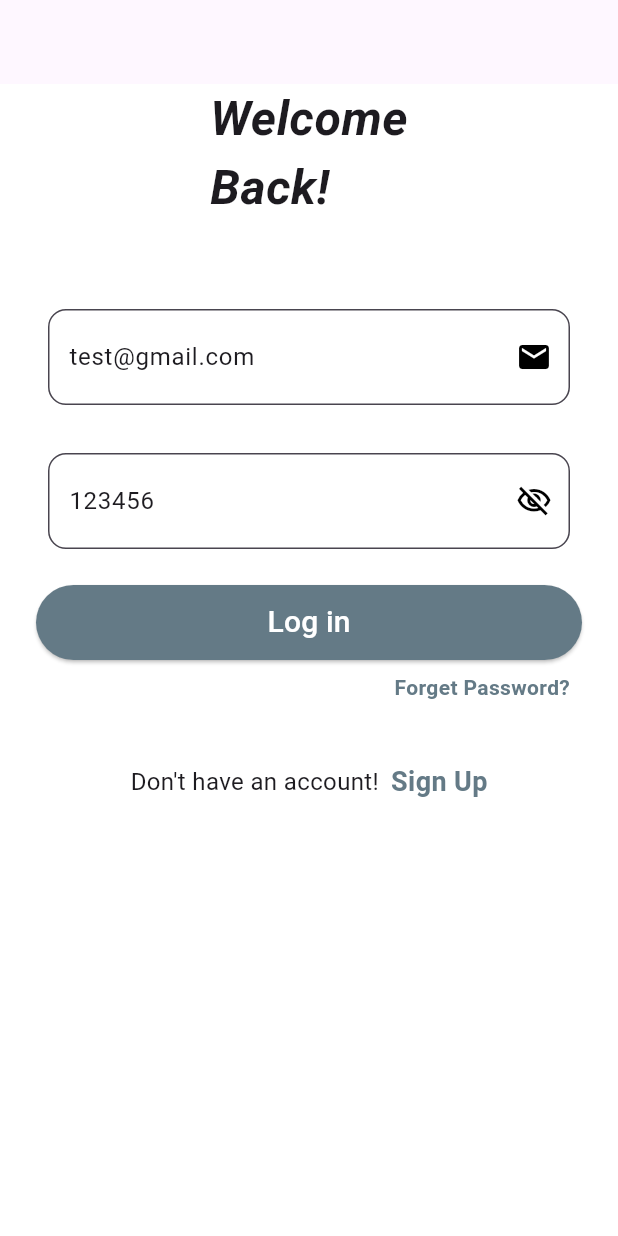
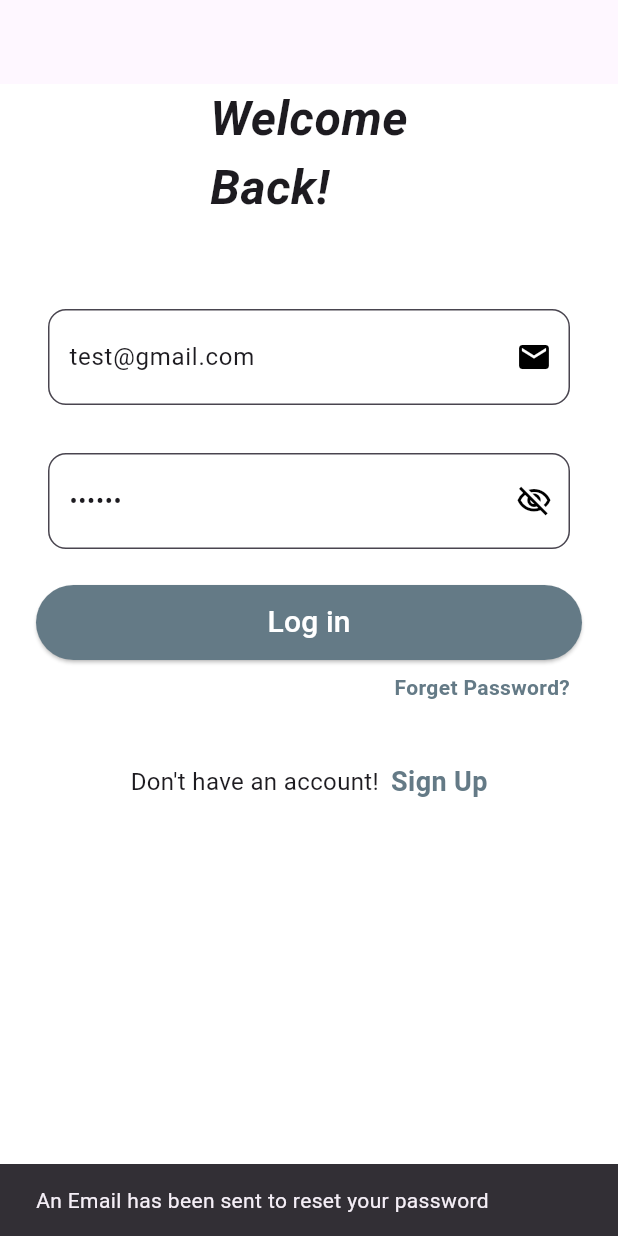
Before and after one commit to kashpour/TaskManagmentBloc, a Flutter app: the screen it shows after launch, after a tap on "Forget Password?", on a phone screen of 412 x 824 dp. Run offline on Flutter 3.47's test engine with Material 3 defaults, Android fonts, the phone set to English and light mode, and no system bars; our stand-ins replace bloc, firebase_auth, firebase_core, flutter_bloc; accounts and stored records are empty; network calls fail.

Commit message:
adding FailureSate and managing obscure pass commit

```diff
--- a/lib/data/repositories/auth_repo.dart
+++ b/lib/data/repositories/auth_repo.dart
@@ -1,5 +1,3 @@
-import 'dart:developer';
-
 import 'package:firebase_auth/firebase_auth.dart';
 
 abstract class AuthRepo {
@@ -22,17 +20,25 @@ class DevAuthRepo implements AuthRepo {
   @override
   Future<UserCredential> signupWithEmailAndPassword(
       String email, String password) async {
+    try {
       final authResult = await _auth.createUserWithEmailAndPassword(
           email: email, password: password);
       return authResult;
+    } on FirebaseAuthException catch (e) {
+      throw Exception(_getFirebaseAuthErrorMessage(e));
+    }
   }
 
   @override
   Future<UserCredential> lgoinWithEmailAndPassword(
       String email, String password) async {
+    try {
       final authResult = await _auth.signInWithEmailAndPassword(
           email: email, password: password);
       return authResult;
+    } on FirebaseAuthException catch (e) {
+      throw Exception(_getFirebaseAuthErrorMessage(e));
+    }
   }
 
   @override
@@ -40,7 +46,24 @@ class DevAuthRepo implements AuthRepo {
     try {
       await _auth.sendPasswordResetEmail(email: email);
     } on FirebaseAuthException catch (e) {
-      log(e.toString());
+      throw Exception(_getFirebaseAuthErrorMessage(e));
+    }
+  }
+
+  String _getFirebaseAuthErrorMessage(FirebaseAuthException e) {
+    switch (e.code) {
+      case 'email-already-in-use':
+        return 'This email is already in use. Please try another email.';
+      case 'invalid-email':
+        return 'The email address is not valid.';
+      case 'operation-not-allowed':
+        return 'Email and password signups are not enabled.';
+      case 'weak-password':
+        return 'The password is too weak. Please use a stronger password.';
+      case 'user-disabled':
+        return 'This user account has been disabled.';
+      default:
+        return 'An unknown error occurred. Please try again later.';
     }
   }
 }
--- a/lib/features/auth/bloc/auth_bloc.dart
+++ b/lib/features/auth/bloc/auth_bloc.dart
@@ -18,11 +18,13 @@ class AuthBloc extends Bloc<AuthEvent, AuthState> {
         _authForgetPasswordButtonPressedEvent);
 
     on<AuthSignupButtonPressedEvent>(_authSignupButtonPressedEvent);
+    on<AuthPasswordRevealIconButtonPressedEvent>(
+        _authPasswordRevealIconButtonPressedEvent);
   }
   FutureOr<void> _authInitialEvent(event, Emitter<AuthState> emit) async {
     emit(AuthInitialState());
     await Future.delayed(const Duration(seconds: 2));
-    emit(AuthLoadingState());
+    emit(AuthLoadedSuccessState());
   }
 
   FutureOr<void> _authNavigateToLoginPressedEvent(
@@ -37,21 +39,33 @@ class AuthBloc extends Bloc<AuthEvent, AuthState> {
 
   FutureOr<void> _authLoginButtonPressedEvent(
       AuthLoginButtonPressedEvent event, Emitter<AuthState> emit) async {
+    try {
       await authRepo.lgoinWithEmailAndPassword(event.email, event.password);
       emit(AuthLoadingState());
       emit(AuthLoginState());
+    } catch (e) {
+      emit(AuthLoadedFailureSate(failureMessage: e.toString()));
     }
-
-  FutureOr<void> _authForgetPasswordButtonPressedEvent(
-      AuthForgetPasswordButtonPressedEvent event,
-      Emitter<AuthState> emit) async {
-    await authRepo.forgetUserPassword(event.email);
-    // TODo make a state for forgetPassword to be able to show the snack bar
   }
 
   FutureOr<void> _authSignupButtonPressedEvent(
       AuthSignupButtonPressedEvent event, Emitter<AuthState> emit) async {
+    try {
       await authRepo.signupWithEmailAndPassword(event.email, event.password);
       emit(AuthSignupState());
+    } catch (e) {
+      emit(AuthLoadedFailureSate(failureMessage: e.toString()));
     }
   }
+
+  FutureOr<void> _authForgetPasswordButtonPressedEvent(
+      AuthForgetPasswordButtonPressedEvent event, Emitter<AuthState> emit) {
+    authRepo.forgetUserPassword(event.email);
+    emit(AuthForgetPasswordState());
+  }
+
+  FutureOr<void> _authPasswordRevealIconButtonPressedEvent(
+      AuthPasswordRevealIconButtonPressedEvent event, Emitter<AuthState> emit) {
+    emit(AuthPasswordRevealState(isObscure: !event.isObscure));
+  }
+}
--- a/lib/features/auth/bloc/auth_state.dart
+++ b/lib/features/auth/bloc/auth_state.dart
@@ -3,22 +3,35 @@ part of 'auth_bloc.dart';
 @immutable
 sealed class AuthState {}
 
+//Initial States
 final class AuthInitialState extends AuthState {}
 
 final class AuthLoadingState extends AuthState {}
 
-final class AuthLoadedSuccessState extends AuthState {
-  final bool isObscure;
+final class AuthLoadedSuccessState extends AuthState {}
 
-  AuthLoadedSuccessState({required this.isObscure});
+final class AuthLoadedFailureSate extends AuthState {
+  final String failureMessage;
+
+  AuthLoadedFailureSate({required this.failureMessage});
 }
 
-final class AuthLoadedFailureSate extends AuthState {}
-
+//Navigation States
 final class AuthNavigateToSignupState extends AuthState {}
 
 final class AuthNavigateToLoginState extends AuthState {}
 
+//Login SignUp Sates
 final class AuthSignupState extends AuthState {}
 
 final class AuthLoginState extends AuthState {}
+
+//Actions State
+
+final class AuthPasswordRevealState extends AuthState {
+  final bool isObscure;
+
+  AuthPasswordRevealState({required this.isObscure});
+}
+
+final class AuthForgetPasswordState extends AuthState {}
--- a/lib/features/auth/view/auth_view.dart
+++ b/lib/features/auth/view/auth_view.dart
@@ -23,7 +23,7 @@ class _AuthViewState extends State<AuthView> {
   Widget build(BuildContext context) {
     return BlocConsumer<AuthBloc, AuthState>(
       listener: (context, state) {
-        if (state is AuthLoadingState) {
+        if (state is AuthLoadedSuccessState) {
           Navigator.push(
               context,
               MaterialPageRoute(
--- a/lib/features/auth/view/login/login_view.dart
+++ b/lib/features/auth/view/login/login_view.dart
@@ -10,7 +10,6 @@ class LoginView extends StatelessWidget {
   LoginView({super.key});
   final TextEditingController txtEmail = TextEditingController();
   final TextEditingController txtPassword = TextEditingController();
-  final bool isObscurePassword = false;
 
   @override
   Widget build(BuildContext context) {
@@ -25,6 +24,12 @@ class LoginView extends StatelessWidget {
         } else if (state is AuthLoginState) {
           Navigator.push(context,
               MaterialPageRoute(builder: (context) => const HomeView()));
+        } else if (state is AuthForgetPasswordState) {
+          ScaffoldMessenger.of(context).showSnackBar(const SnackBar(
+              content: Text('An Email has been sent to reset your password')));
+        } else if (state is AuthLoadedFailureSate) {
+          ScaffoldMessenger.of(context)
+              .showSnackBar(SnackBar(content: Text(state.failureMessage)));
         }
       },
       child: Scaffold(
@@ -32,14 +37,7 @@ class LoginView extends StatelessWidget {
         appBar: AppBar(
           automaticallyImplyLeading: false,
         ),
-        body: BlocBuilder<AuthBloc, AuthState>(
-          builder: (context, state) {
-            if (state is AuthLoadingState) {
-              const Center(
-                child: CircularProgressIndicator(),
-              );
-            }
-            return Column(
+        body: Column(
           children: [
             const Text(
               'Welcome\nBack!',
@@ -85,7 +83,13 @@ class LoginView extends StatelessWidget {
                       ),
                     ),
                   ),
-                      Padding(
+                  BlocBuilder<AuthBloc, AuthState>(
+                    builder: (context, state) {
+                      bool isObscurePassword = true;
+                      if (state is AuthPasswordRevealState) {
+                        isObscurePassword = state.isObscure;
+                      }
+                      return Padding(
                         padding: const EdgeInsets.all(16.0),
                         child: TextField(
                           controller: txtPassword,
@@ -106,11 +110,15 @@ class LoginView extends StatelessWidget {
                                     AuthPasswordRevealIconButtonPressedEvent(
                                         isObscure: isObscurePassword));
                               },
-                              icon: const Icon(Icons.visibility_off_outlined),
+                              icon: Icon(isObscurePassword
+                                  ? Icons.visibility_off_outlined
+                                  : Icons.visibility_outlined),
                               color: Colors.black,
                             ),
                           ),
                         ),
+                      );
+                    },
                   ),
                   Padding(
                     padding: const EdgeInsets.all(8.0),
@@ -127,8 +135,7 @@ class LoginView extends StatelessWidget {
                       },
                       child: const Text(
                         'Log in',
-                            style:
-                                TextStyle(color: Colors.white, fontSize: 20.0),
+                        style: TextStyle(color: Colors.white, fontSize: 20.0),
                       ),
                     ),
                   ),
@@ -146,8 +153,7 @@ class LoginView extends StatelessWidget {
                           child: const Text(
                             'Forget Password?',
                             style: TextStyle(
-                                    color: mainColor,
-                                    fontWeight: FontWeight.bold),
+                                color: mainColor, fontWeight: FontWeight.bold),
                           ),
                         ),
                       ],
@@ -187,8 +193,6 @@ class LoginView extends StatelessWidget {
               ),
             )
           ],
-            );
-          },
         ),
       ),
     );
--- a/lib/features/home/view/home_view.dart
+++ b/lib/features/home/view/home_view.dart
@@ -7,6 +7,7 @@ class HomeView extends StatelessWidget {
   Widget build(BuildContext context) {
     return Scaffold(
       appBar: AppBar(
+        automaticallyImplyLeading: false,
         title: const Text('Home Page'),
       ),
     );
```
Also changed, not shown: lib/features/auth/view/signup/signup_view.dart (+17 -4 lines), lib/features/auth/bloc/auth_event.dart (line endings or trailing spaces). Lines whose indentation alone changed are shown as unchanged.
